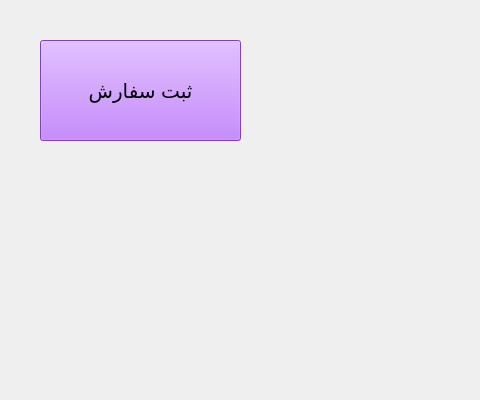
The window that cart.ui (oneta-t/PointerToPizza) describes before a commit, drawn with Qt 5; both pictures show x 0 to 480 and y 0 to 400 of the 1000 by 663 pixel window.
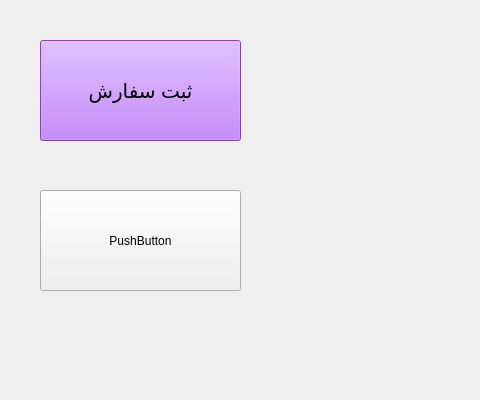
The same window after the commit.

```diff
--- a/cart.ui
+++ b/cart.ui
@@ -35,6 +35,19 @@
     <string>ثبت سفارش</string>
    </property>
   </widget>
+  <widget class="QPushButton" name="pushButton_2">
+   <property name="geometry">
+    <rect>
+     <x>40</x>
+     <y>190</y>
+     <width>201</width>
+     <height>101</height>
+    </rect>
+   </property>
+   <property name="text">
+    <string>PushButton</string>
+   </property>
+  </widget>
  </widget>
  <resources/>
  <connections/>
```
